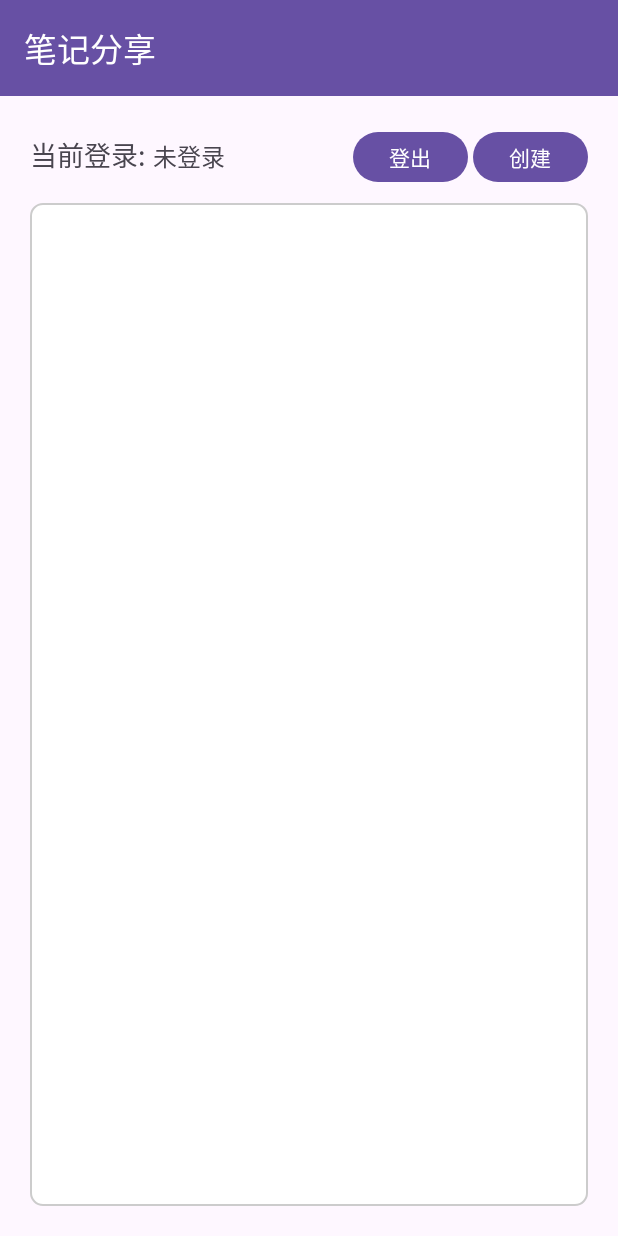
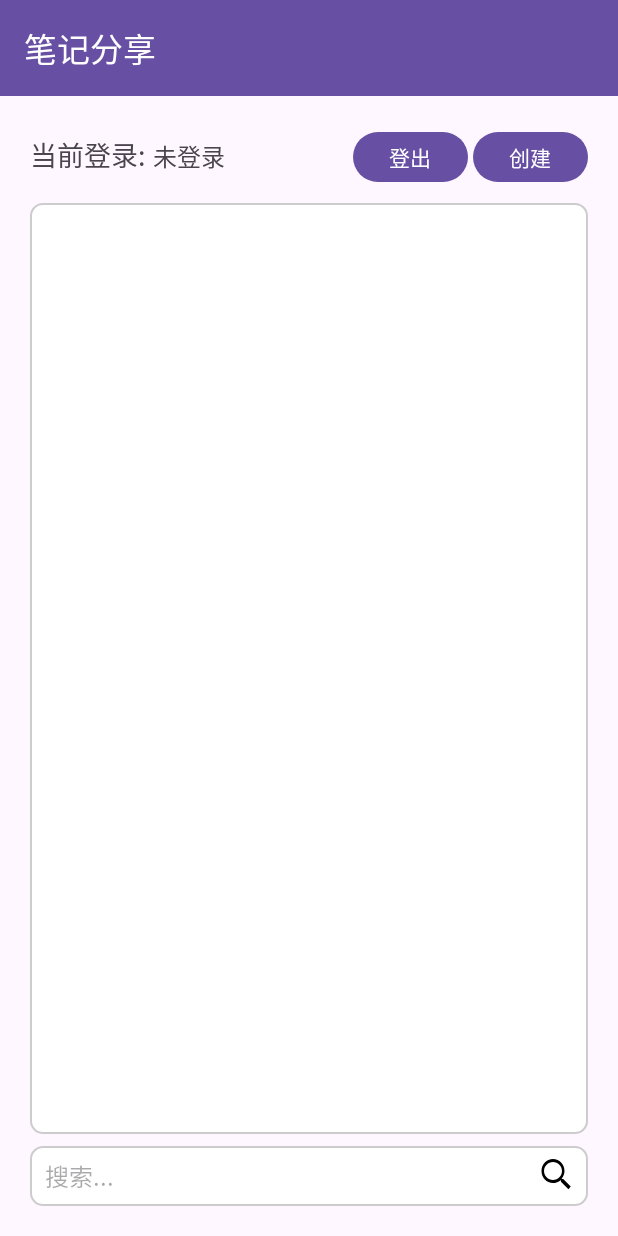
Before and after one commit to ChrisKimZHT/AndroidCurriculumDesign, an Android app: the MainActivity screen opened directly, with no data from a screen before it, on a phone screen of 412 x 824 dp. Run offline under Robolectric (Android 15) with nearby library versions, the phone set to English and light mode, and no system bars.

Commit message:
[feat] 搜索功能

```diff
--- a/app/src/main/java/com/zouht/note/activity/MainActivity.kt
+++ b/app/src/main/java/com/zouht/note/activity/MainActivity.kt
@@ -3,6 +3,7 @@ package com.zouht.note.activity
 import android.content.Intent
 import android.os.Bundle
 import android.widget.Button
+import android.widget.ImageButton
 import android.widget.TextView
 import androidx.activity.enableEdgeToEdge
 import androidx.appcompat.app.AppCompatActivity
@@ -53,14 +54,14 @@ class MainActivity : AppCompatActivity() {
     private fun initListeners() {
         findViewById<Button>(R.id.logoutBtn).setOnClickListener { onLogoutBtnClick() }
         findViewById<Button>(R.id.createBtn).setOnClickListener { onCreateNoteBtnClick() }
+        findViewById<ImageButton>(R.id.searchBtn).setOnClickListener { onSearchBtnClick() }
     }
 
-    private fun initNoteList() {
-        var notes: List<Note> = noteManager.listNotes()
-        notes = notes.sortedByDescending { it.createdTime }
+    private fun initNoteList(notes: List<Note> = noteManager.listNotes()) {
+        val sortedNotes = notes.sortedByDescending { it.createdTime }
         val noteList = findViewById<RecyclerView>(R.id.noteList)
         noteList.layoutManager = LinearLayoutManager(this)
-        noteList.adapter = NoteListAdapter(notes)
+        noteList.adapter = NoteListAdapter(sortedNotes)
     }
 
     private fun onLogoutBtnClick() {
@@ -76,4 +77,10 @@ class MainActivity : AppCompatActivity() {
         val intent = Intent(this, EditActivity::class.java)
         startActivity(intent)
     }
+
+    private fun onSearchBtnClick() {
+        val searchText = findViewById<TextView>(R.id.searchEditText).text.toString()
+        val notes: List<Note> = noteManager.searchNoteByTitle(searchText)
+        initNoteList(notes)
+    }
 }
--- a/app/src/main/java/com/zouht/note/data/NoteManager.kt
+++ b/app/src/main/java/com/zouht/note/data/NoteManager.kt
@@ -78,6 +78,26 @@ class NoteManager(private val context: Context) {
         return list
     }
 
+    @SuppressLint("Range")
+    fun searchNoteByTitle(title: String): List<Note> {
+        val db = dbHelper.readableDatabase
+        val cursor = db.rawQuery("SELECT * FROM note WHERE title LIKE ?", arrayOf("%$title%"))
+        val list = mutableListOf<Note>()
+        while (cursor.moveToNext()) {
+            val note = Note(
+                cursor.getInt(cursor.getColumnIndex("noteId")),
+                cursor.getInt(cursor.getColumnIndex("userId")),
+                cursor.getString(cursor.getColumnIndex("title")),
+                cursor.getString(cursor.getColumnIndex("content")),
+                cursor.getLong(cursor.getColumnIndex("createdTime"))
+            )
+            list.add(note)
+        }
+        cursor.close()
+        db.close()
+        return list
+    }
+
     fun updateNote(note: Note) {
         val db = dbHelper.writableDatabase
         db.execSQL(
--- /dev/null
+++ b/app/src/main/res/drawable/ic_search.xml
@@ -0,0 +1,10 @@
+<?xml version="1.0" encoding="utf-8"?>
+<vector xmlns:android="http://schemas.android.com/apk/res/android"
+    android:width="24dp"
+    android:height="24dp"
+    android:viewportWidth="24"
+    android:viewportHeight="24">
+    <path
+        android:fillColor="#FF000000"
+        android:pathData="M15.5,14h-0.79l-0.28-0.27c1.19-1.37,1.9-3.11,1.9-5.02C16.33,4.01,12.93,0.67,8.67,0.67S1,4.01,1,8.67s3.4,7.99,7.67,7.99c1.91,0,3.65-0.71,5.02-1.9l0.27,0.28v0.79l5,4.99L20.49,19l-4.99-5zM8.67,14.67c-3.31,0-5.99-2.69-5.99-5.99S5.36,2.67,8.67,2.67s5.99,2.69,5.99,5.99S11.98,14.67,8.67,14.67z" />
+</vector>
--- /dev/null
+++ b/app/src/main/res/drawable/search_edittext_background.xml
@@ -0,0 +1,8 @@
+<?xml version="1.0" encoding="utf-8"?>
+<shape xmlns:android="http://schemas.android.com/apk/res/android">
+    <solid android:color="#FFFFFF" />
+    <corners android:radius="8dp" />
+    <stroke
+        android:width="1dp"
+        android:color="#CCCCCC" />
+</shape>
--- a/app/src/main/res/layout/activity_main.xml
+++ b/app/src/main/res/layout/activity_main.xml
@@ -68,11 +68,42 @@
             <androidx.recyclerview.widget.RecyclerView
                 android:id="@+id/noteList"
                 android:layout_width="match_parent"
-                android:layout_height="match_parent"
+                android:layout_height="0dp"
                 android:layout_marginTop="10dp"
+                android:layout_weight="1"
                 android:background="@drawable/textarea_background"
                 android:padding="12dp"
                 android:scrollbars="vertical" />
+
+            <RelativeLayout
+                android:layout_width="match_parent"
+                android:layout_height="wrap_content"
+                android:layout_marginTop="8dp">
+
+                <EditText
+                    android:id="@+id/searchEditText"
+                    android:layout_width="match_parent"
+                    android:layout_height="40dp"
+                    android:layout_centerVertical="true"
+                    android:background="@drawable/search_edittext_background"
+                    android:hint="搜索..."
+                    android:inputType="text"
+                    android:paddingStart="10dp"
+                    android:paddingEnd="40dp"
+                    android:textSize="16sp" />
+
+                <ImageButton
+                    android:id="@+id/searchBtn"
+                    android:layout_width="40dp"
+                    android:layout_height="40dp"
+                    android:layout_alignParentEnd="true"
+                    android:layout_centerVertical="true"
+                    android:layout_marginStart="5dp"
+                    android:background="?attr/selectableItemBackground"
+                    android:padding="8dp"
+                    android:src="@drawable/ic_search" />
+
+            </RelativeLayout>
         </LinearLayout>
     </LinearLayout>
 
```
